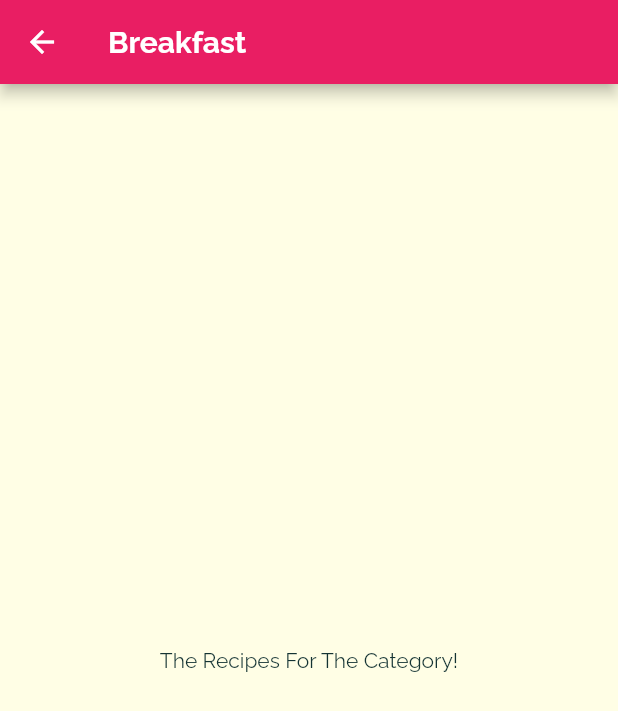
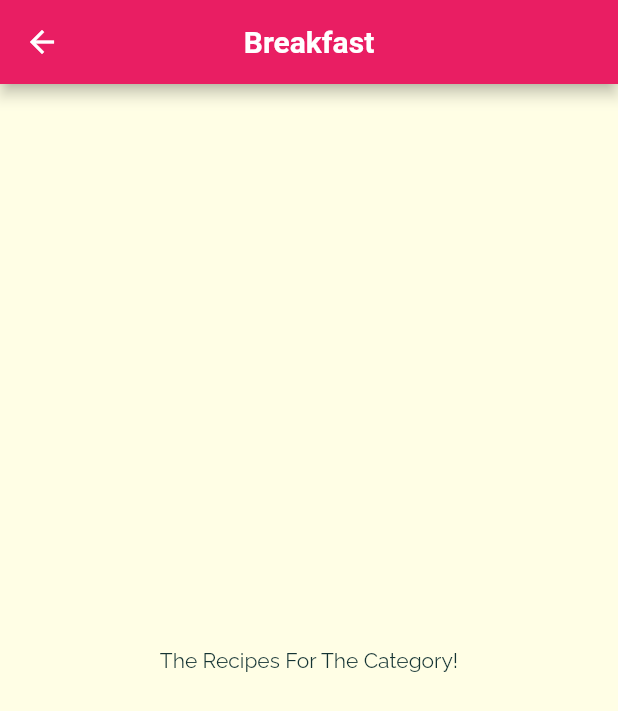
Before and after one commit to Dharmik-Pavasiya/Meal-App, a Flutter app: the screen it shows after launch, after a tap on "Breakfast", on a phone screen of 412 x 824 dp. Shown: the top 711 px of the screen. Run offline on Flutter 3.47's test engine with Material 2 defaults, Android fonts, the phone set to English and light mode, and no system bars; Roboto replaces fonts that are missing (Ralewayx).

Commit message:
Passing Data Via Constructor And PushNamed Route And Declaring Routes in main.dart

```diff
--- a/lib/main.dart
+++ b/lib/main.dart
@@ -1,5 +1,6 @@
 import 'package:flutter/material.dart';
 import 'package:meal_app/pages/categories_page.dart';
+import 'package:meal_app/pages/category_meal_page.dart';
 
 void main() => runApp(MyApp());
 
@@ -22,34 +23,17 @@ class MyApp extends StatelessWidget {
               ),
               headline6: const TextStyle(
                 fontSize: 20,
-                fontFamily: 'Raleway',
+                fontFamily: 'Ralewayx',
                 fontWeight: FontWeight.bold
               ),
             ),
       ),
       title: 'DeliMeals',
-      home: const CategoriesScreen(),
+      initialRoute: '/',
+      routes: {
+        '/' : (context) => const CategoriesScreen(),
+        '/category-meals' : (context) => const CategoryMealsPage()
+      },
     );
   }
 }
-
-class MyHomePage extends StatefulWidget {
-  const MyHomePage({Key? key}) : super(key: key);
-
-  @override
-  State<MyHomePage> createState() => _MyHomePageState();
-}
-
-class _MyHomePageState extends State<MyHomePage> {
-  @override
-  Widget build(BuildContext context) {
-    return Scaffold(
-      appBar: AppBar(
-        title: const Text('DeliMeals'),
-      ),
-      body: const Center(
-        child: Text('Navigation Time'),
-      ),
-    );
-  }
-}
--- a/lib/pages/categories_page.dart
+++ b/lib/pages/categories_page.dart
@@ -9,6 +9,7 @@ class CategoriesScreen extends StatelessWidget {
   Widget build(BuildContext context) {
     return Scaffold(
       appBar: AppBar(
+        centerTitle: true,
         title: const Text('DeliMeals',style: TextStyle(fontWeight: FontWeight.normal),),
       ),
       body: GridView(
--- a/lib/pages/category_meal_page.dart
+++ b/lib/pages/category_meal_page.dart
@@ -1,16 +1,22 @@
 import 'package:flutter/material.dart';
 
 class CategoryMealsPage extends StatelessWidget {
-  const CategoryMealsPage({Key? key, required this.categoryId, required this.categoryTitle}) : super(key: key);
+  const CategoryMealsPage({Key? key}) : super(key: key);
 
-  final String categoryId;
-  final String categoryTitle;
+  // final String categoryId;
+  // final String categoryTitle;
 
   @override
   Widget build(BuildContext context) {
+
+    final routeArgs = ModalRoute.of(context)!.settings.arguments as Map<String, String>;
+    final categoryTitle = routeArgs['title'];
+    final categoryId = routeArgs['id'];
+
     return Scaffold(
       appBar: AppBar(
-        title: Text(categoryTitle),
+        centerTitle: true,
+        title: Text('$categoryTitle'),
       ),
       body: const Center(
         child: Text('The Recipes For The Category!'),
--- a/lib/widgets/category_item.dart
+++ b/lib/widgets/category_item.dart
@@ -1,5 +1,4 @@
 import 'package:flutter/material.dart';
-import 'package:meal_app/pages/category_meal_page.dart';
 
 class CategoryItem extends StatelessWidget {
   const CategoryItem(
@@ -11,13 +10,12 @@ class CategoryItem extends StatelessWidget {
   final Color color;
 
   void selectCategory(BuildContext ctx) {
-    Navigator.of(ctx).push(
-      MaterialPageRoute(
-        builder: (_) => CategoryMealsPage(
-          categoryId: id,
-          categoryTitle: title,
-        ),
-      ),
+    Navigator.of(ctx).pushNamed(
+      '/category-meals',
+      arguments: {
+        'id': id,
+        'title': title,
+      },
     );
   }
 
```
